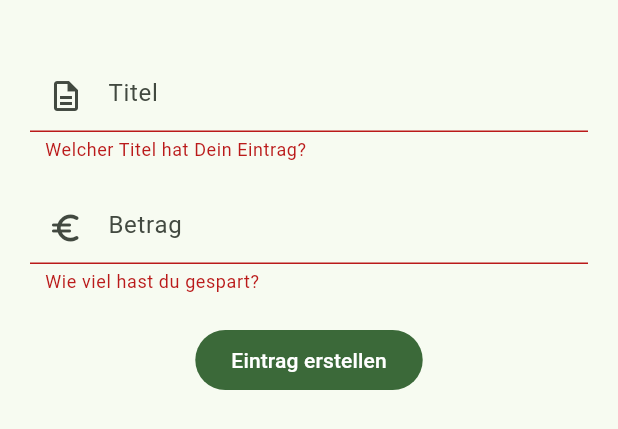
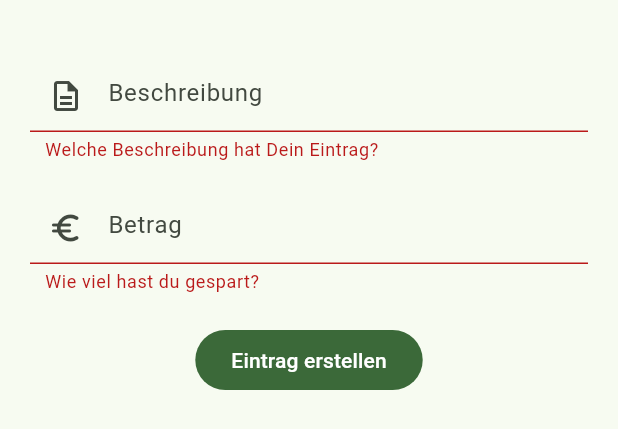
Before and after one commit to andreasschmid98/my-save-app, a Flutter app: the AddEntry widget shown alone on an empty page, opened directly, after a tap on "Eintrag erstellen", on a phone screen of 412 x 824 dp. Shown: the top 429 px of the screen. Run offline on Flutter 3.47's test engine with Material 2 defaults, Android fonts, the phone set to English and light mode, and no system bars; our stand-ins replace flutter_spinkit, sqflite; accounts and stored records are empty.

Commit message:
add add entry functionality

```diff
--- a/lib/providers/entry_provider.dart
+++ b/lib/providers/entry_provider.dart
@@ -1,5 +1,23 @@
+
 import 'package:flutter/material.dart';
+
+import '../models/entry.dart';
+import '../repositories/entry_repository.dart';
+import '../services/database_service.dart';
 
 class EntryProvider with ChangeNotifier {
 
+  final EntryRepository _entryRepository = DatabaseService.instance;
+  List<Entry> currentEntries = [];
+
+  void setCurrentEntries(int projectId) async {
+    currentEntries = await _entryRepository.getEntriesByProjectId(projectId);
+  }
+
+  Future<void> createEntry(String description, int projectId, double saved) async {
+    await _entryRepository.createEntry(description, projectId, saved);
+    currentEntries = await _entryRepository.getEntriesByProjectId(projectId);
+    notifyListeners();
+  }
+
 }
--- a/lib/screens/dashboard/entry/add_entry.dart
+++ b/lib/screens/dashboard/entry/add_entry.dart
@@ -1,5 +1,8 @@
 import 'package:flutter/material.dart';
+import 'package:provider/provider.dart';
+import 'package:savings_tracker_app/providers/entry_provider.dart';
 
+import '../../../providers/project_provider.dart';
 import '../../shared/constants.dart';
 
 class AddEntry extends StatefulWidget {
@@ -13,7 +16,7 @@ class _AddEntryState extends State<AddEntry> {
 
   final _formKey = GlobalKey<FormState>();
 
-  String title = '';
+  String description = '';
   double saved = 0.0;
 
   @override
@@ -28,12 +31,12 @@ class _AddEntryState extends State<AddEntry> {
                   const SizedBox(height: 20.0),
                   TextFormField(
                     decoration: textInputDecoration.copyWith(
-                        hintText: 'Titel',
+                        hintText: 'Beschreibung',
                         prefixIcon: Icon(Icons.description_outlined)),
                     validator: (val) =>
-                        val!.isEmpty ? 'Welcher Titel hat Dein Eintrag?' : null,
+                        val!.isEmpty ? 'Welche Beschreibung hat Dein Eintrag?' : null,
                     onChanged: (val) {
-                      setState(() => title = val);
+                      setState(() => description = val);
                     },
                   ),
                   const SizedBox(height: 20.0),
@@ -52,7 +55,11 @@ class _AddEntryState extends State<AddEntry> {
                   FilledButton(
                       onPressed: () async {
                         if (_formKey.currentState!.validate()) {
-                          //TODO: add entry to db
+                          int projectId = context.read<ProjectProvider>().currentProject!.id;
+                          await context
+                              .read<EntryProvider>()
+                              .createEntry(description, projectId, saved).then((response) =>
+                              Navigator.pop(context));
                           }},
                       child: const Text('Eintrag erstellen'))
                 ]),
--- a/lib/screens/home/project/project_card.dart
+++ b/lib/screens/home/project/project_card.dart
@@ -2,6 +2,7 @@ import 'package:flutter/material.dart';
 import 'package:provider/provider.dart';
 import 'package:savings_tracker_app/providers/project_provider.dart';
 import '../../../models/project.dart';
+import '../../../providers/entry_provider.dart';
 
 //TODO: Make Group Card prettier
 class ProjectCard extends StatelessWidget {
@@ -14,6 +15,8 @@ class ProjectCard extends StatelessWidget {
     return InkWell(
       onTap: () {
         context.read<ProjectProvider>().currentProject = project;
+        context.read<EntryProvider>().setCurrentEntries(project.id);
+
         Navigator.pushNamed(context, '/dashboard');
       },
       child: Card(
```
Also changed, not shown: lib/main.dart (+10 -1 lines), lib/models/entry.dart (+11 -2 lines), lib/repositories/entry_repository.dart (+9 -0 lines), lib/screens/dashboard/entry/entry_list.dart (+6 -6 lines), lib/services/database_service.dart (+69 -25 lines).
